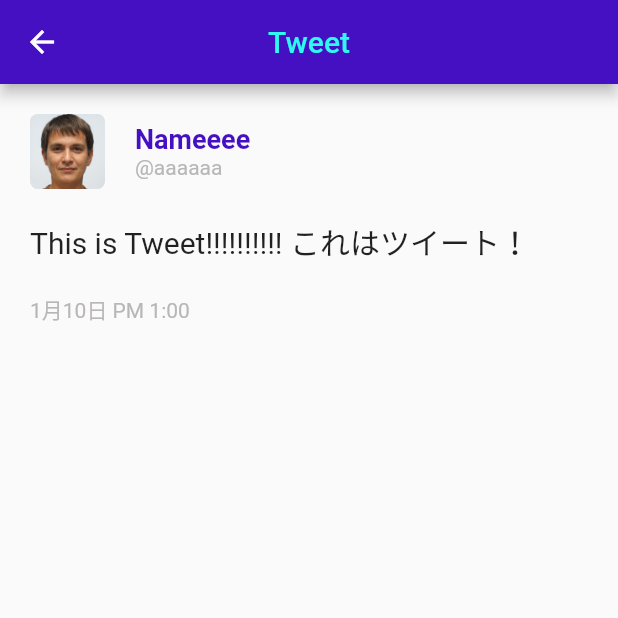
After one commit to naoaki-kaito/ttwui, a Flutter app: the screen it shows after launch, after a tap on "Nameeee", on a phone screen of 412 x 824 dp, the top half of it. The commit adds this screen. Run offline on Flutter 3.47's test engine with Material 2 defaults, Android fonts, the phone set to English and light mode, and no system bars; our stand-ins replace flutter_dotenv.

Commit message:
move to tweet detail

```diff
--- /dev/null
+++ b/lib/components/tweet/detail.dart
@@ -0,0 +1,77 @@
+import 'package:flutter/material.dart';
+import 'package:ttwui/components/app_color.dart';
+
+class TweetDetail extends StatefulWidget {
+  const TweetDetail() : super();
+
+  @override
+  State<StatefulWidget> createState() {
+    return _TweetDetailState();
+  }
+}
+
+class _TweetDetailState extends State<TweetDetail> {
+  @override
+  Widget build(BuildContext context) {
+    return Scaffold(
+        appBar: AppBar(
+          centerTitle: true,
+          title: Text('Tweet', style: TextStyle(color: AppColor.leading)),
+          leading: null,
+        ),
+        body: Column(
+          crossAxisAlignment: CrossAxisAlignment.start,
+          children: <Widget>[
+            Padding(
+              padding: EdgeInsets.all(20),
+              child: Column(
+                crossAxisAlignment: CrossAxisAlignment.start,
+                children: <Widget>[
+                  Row(
+                    children: <Widget>[
+                      ClipRRect(
+                        borderRadius:
+                            const BorderRadius.all(Radius.circular(5)),
+                        child: SizedBox(
+                          child: Image.asset('images/person1.jpg'),
+                          width: 50,
+                        ),
+                      ),
+                      const SizedBox(width: 20),
+                      SizedBox(
+                        child: Column(
+                          crossAxisAlignment: CrossAxisAlignment.start,
+                          children: <Widget>[
+                            Text('Nameeee',
+                                style: TextStyle(
+                                  fontSize: 18,
+                                  fontWeight: FontWeight.w600,
+                                  color: AppColor.primary,
+                                )),
+                            const SizedBox(width: 20),
+                            Text('@aaaaaa',
+                                style: TextStyle(color: AppColor.hint)),
+                          ],
+                        ),
+                      ),
+                    ],
+                  ),
+                  SizedBox(height: 20),
+                  Text(
+                    'This is Tweet!!!!!!!!!! これはツイート！',
+                    style: TextStyle(fontSize: 20),
+                  ),
+                  SizedBox(height: 20),
+                  Row(
+                    children: <Widget>[
+                      Text('1月10日 PM 1:00',
+                          style: TextStyle(color: AppColor.hint)),
+                    ],
+                  ),
+                ],
+              ),
+            ),
+          ],
+        ));
+  }
+}
--- a/lib/components/tweet/item.dart
+++ b/lib/components/tweet/item.dart
@@ -13,8 +13,11 @@ class TweetItem extends StatefulWidget {
 class _TweetItem extends State<TweetItem> {
   @override
   Widget build(BuildContext context) {
-    return Column(children: <Widget>[
-      Padding(
+    return GestureDetector(
+      onTap: _moveToDetail,
+      child: Column(children: <Widget>[
+        Container(
+            decoration: BoxDecoration(color: Colors.white),
             padding: EdgeInsets.all(10),
             child: Row(
               children: <Widget>[
@@ -40,13 +43,15 @@ class _TweetItem extends State<TweetItem> {
                                 color: AppColor.primary,
                               )),
                           SizedBox(width: 10),
-                        Text('@aaaaaa', style: TextStyle(color: AppColor.hint)),
+                          Text('@aaaaaa',
+                              style: TextStyle(color: AppColor.hint)),
                         ],
                       ),
                       SizedBox(height: 5),
                       Text('This is Tweet!!!!!!!!!!'),
                       SizedBox(height: 5),
-                    Text('5 days ago', style: TextStyle(color: AppColor.hint)),
+                      Text('5 days ago',
+                          style: TextStyle(color: AppColor.hint)),
                       SizedBox(height: 5),
                       Row(
                         children: <Widget>[
@@ -66,6 +71,11 @@ class _TweetItem extends State<TweetItem> {
           height: 1,
           color: AppColor.primary,
         ),
-    ]);
+      ]),
+    );
+  }
+
+  void _moveToDetail() {
+    Navigator.pushNamed(context, '/tweet/detail');
   }
 }
--- a/lib/main.dart
+++ b/lib/main.dart
@@ -2,6 +2,7 @@ import 'package:flutter/material.dart';
 import 'package:flutter_dotenv/flutter_dotenv.dart';
 import 'package:ttwui/components/app_color.dart';
 import 'package:ttwui/pages/home_frame.dart';
+import 'package:ttwui/components/tweet/detail.dart';
 
 void main() async {
   await DotEnv().load('.env');
@@ -20,6 +21,7 @@ class MyApp extends StatelessWidget {
         initialRoute: '/home_frame',
         routes: {
           '/home_frame': (context) => HomeFrame(),
+          '/tweet/detail': (context) => TweetDetail(),
         });
   }
 }
```
Lines whose indentation alone changed are shown as unchanged.
